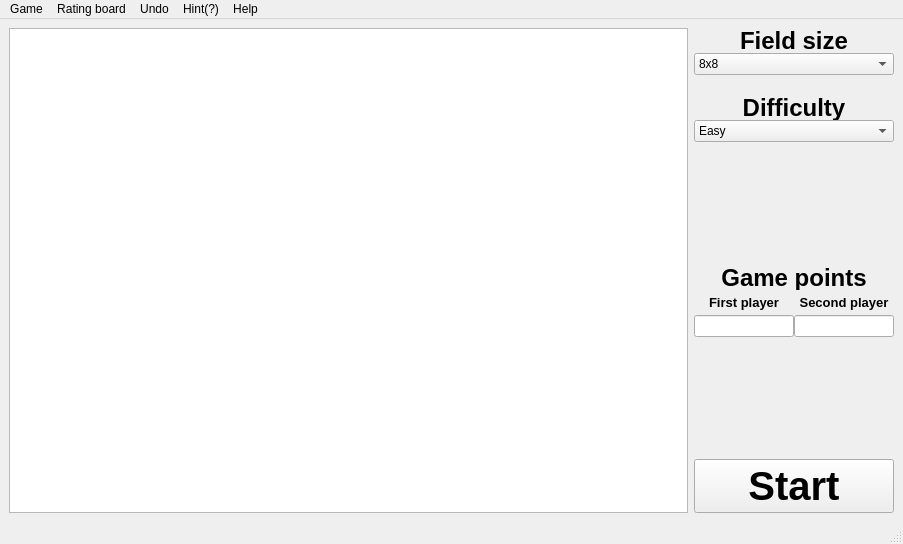
Qt form mainwindow.ui (SartaSMV/ChessKnights) before a commit.
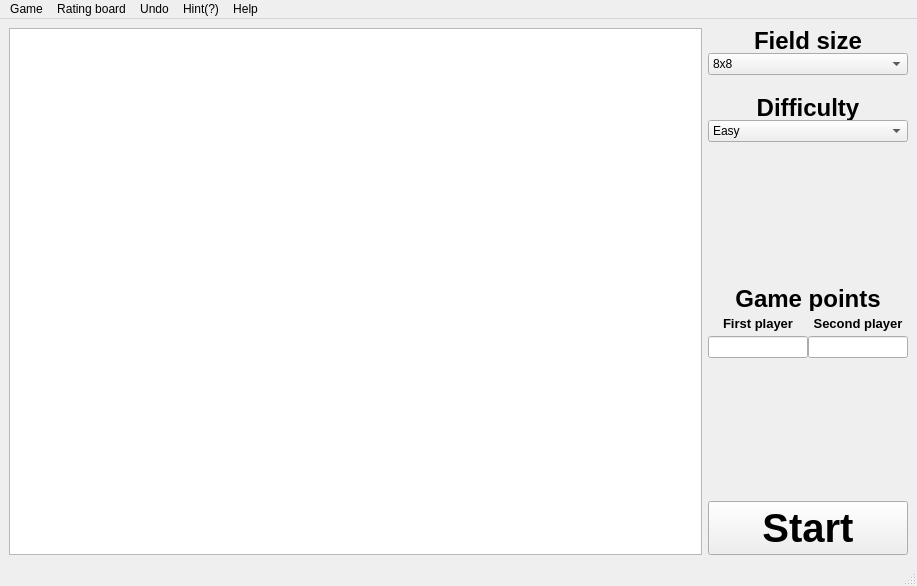
The same form after that commit.

```diff
--- a/mainwindow.ui
+++ b/mainwindow.ui
@@ -6,8 +6,8 @@
    <rect>
     <x>0</x>
     <y>0</y>
-    <width>903</width>
-    <height>542</height>
+    <width>917</width>
+    <height>586</height>
    </rect>
   </property>
   <property name="windowTitle">
@@ -22,8 +22,8 @@
      <widget class="QGraphicsView" name="graphicsView">
       <property name="minimumSize">
        <size>
-        <width>485</width>
-        <height>485</height>
+        <width>527</width>
+        <height>527</height>
        </size>
       </property>
      </widget>
@@ -367,7 +367,7 @@
     <rect>
      <x>0</x>
      <y>0</y>
-     <width>903</width>
+     <width>917</width>
      <height>21</height>
     </rect>
    </property>
```
Left out of the diff: 2 changed lines with no effect on the pictures.
